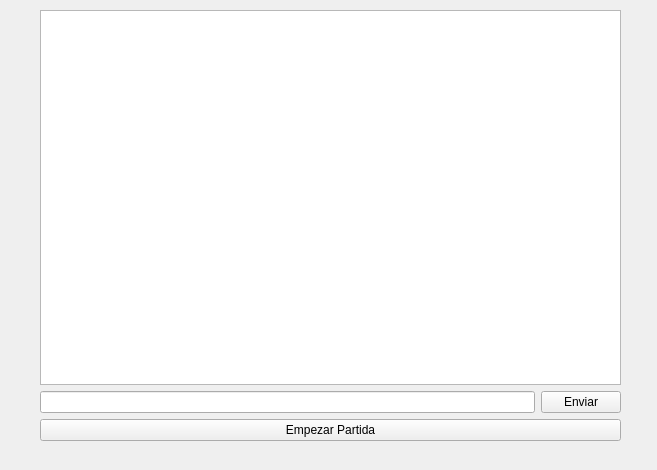
AbrahamOsco/Worms-Taller-1, file Client/ui/ui/lobby.ui: the form before one commit.
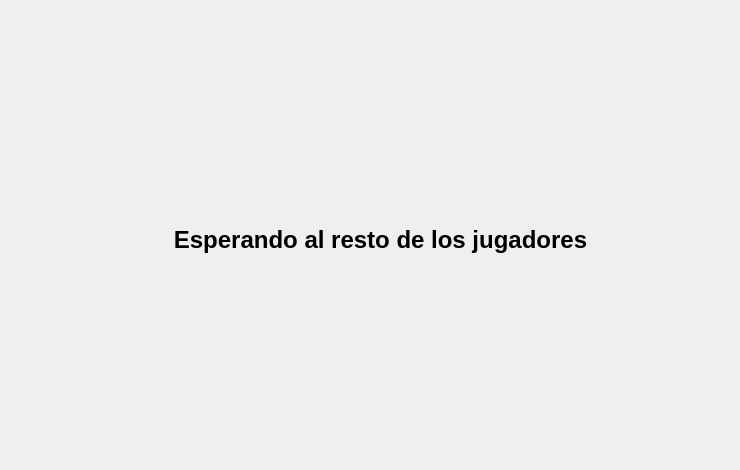
The form after the commit.

Commit message: cambio el lobby y agrego mensajes cuando no se puede crear o unirse a una aprtida

Diff of the .ui file:
```diff
--- a/Client/ui/ui/lobby.ui
+++ b/Client/ui/ui/lobby.ui
@@ -6,7 +6,7 @@
    <rect>
     <x>0</x>
     <y>0</y>
-    <width>657</width>
+    <width>740</width>
     <height>470</height>
    </rect>
   </property>
@@ -16,48 +16,17 @@
   <widget class="QWidget" name="layoutWidget">
    <property name="geometry">
     <rect>
-     <x>40</x>
-     <y>10</y>
-     <width>581</width>
-     <height>431</height>
+     <x>70</x>
+     <y>20</y>
+     <width>621</width>
+     <height>441</height>
     </rect>
    </property>
    <layout class="QVBoxLayout" name="verticalLayout_2">
     <item>
-     <widget class="QListWidget" name="chat">
-      <property name="toolTip">
-       <string>&lt;html&gt;&lt;head/&gt;&lt;body&gt;&lt;p&gt;historial del chat (NIY)&lt;/p&gt;&lt;/body&gt;&lt;/html&gt;</string>
-      </property>
-     </widget>
-    </item>
-    <item>
-     <layout class="QHBoxLayout" name="horizontalLayout">
-      <item>
-       <widget class="QLineEdit" name="inputChat">
-        <property name="toolTip">
-         <string>&lt;html&gt;&lt;head/&gt;&lt;body&gt;&lt;p&gt;chat (NIY)&lt;/p&gt;&lt;/body&gt;&lt;/html&gt;</string>
-        </property>
-       </widget>
-      </item>
-      <item>
-       <widget class="QPushButton" name="buttonEnviar">
-        <property name="toolTip">
-         <string>&lt;html&gt;&lt;head/&gt;&lt;body&gt;&lt;p&gt;enviar mensaje (NIY)&lt;/p&gt;&lt;/body&gt;&lt;/html&gt;</string>
-        </property>
-        <property name="text">
-         <string>Enviar</string>
-        </property>
-       </widget>
-      </item>
-     </layout>
-    </item>
-    <item>
-     <widget class="QPushButton" name="buttonEmpezar">
-      <property name="toolTip">
-       <string>&lt;html&gt;&lt;head/&gt;&lt;body&gt;&lt;p&gt;Empezar la partida&lt;/p&gt;&lt;/body&gt;&lt;/html&gt;</string>
-      </property>
+     <widget class="QLabel" name="label">
       <property name="text">
-       <string>Empezar Partida</string>
+       <string>&lt;html&gt;&lt;head/&gt;&lt;body&gt;&lt;p align=&quot;center&quot;&gt;&lt;span style=&quot; font-size:18pt; font-weight:600;&quot;&gt;Esperando al resto de los jugadores&lt;/span&gt;&lt;/p&gt;&lt;/body&gt;&lt;/html&gt;</string>
       </property>
      </widget>
     </item>
```
Left out of the diff: 2 changed lines with no effect on the pictures. The commit also changes 5 other files.
